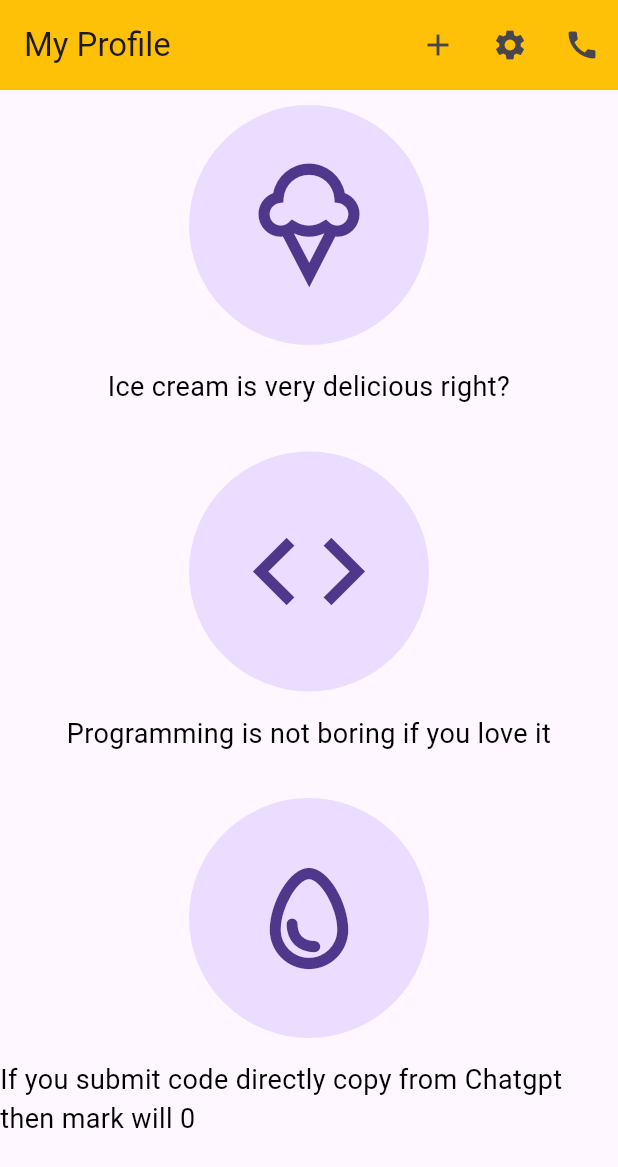
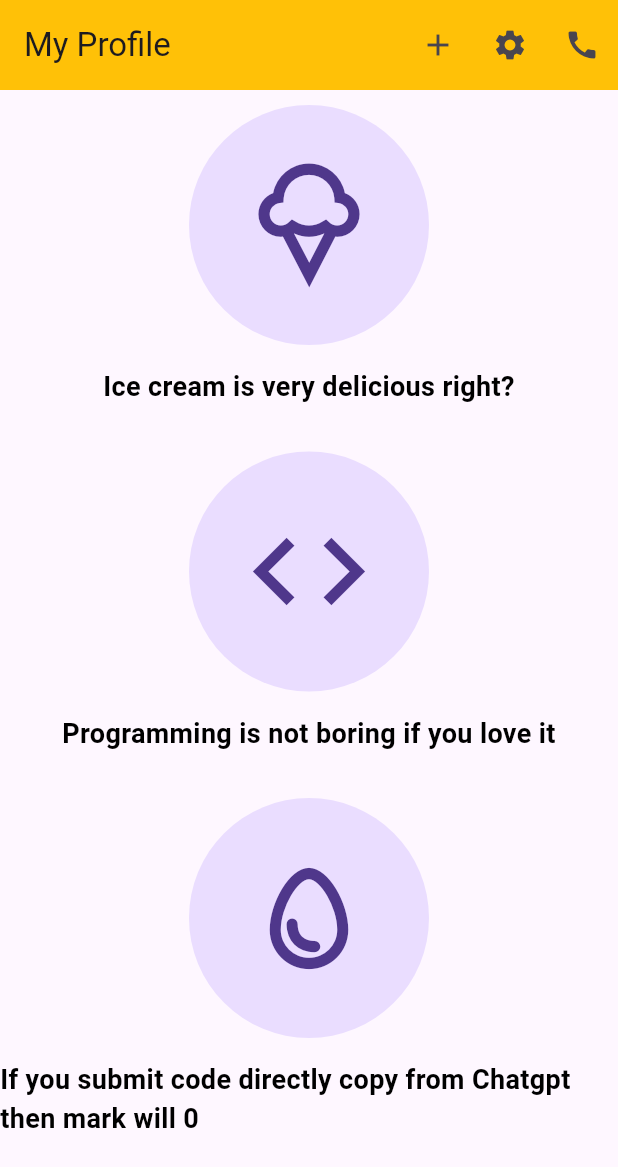
Before and after one commit to Rasheduzzaman-Rochi/Ostad, a Flutter app: the screen it shows after launch, on a phone screen of 412 x 824 dp. Shown: the top 1167 px of the screen. Run offline on Flutter 3.47's test engine with Material 3 defaults, Android fonts, the phone set to English and light mode, and no system bars.

Commit message:
Second_Assignment

```diff
--- a/lib/main.dart
+++ b/lib/main.dart
@@ -56,7 +56,7 @@ class MyProfilePage extends StatelessWidget {
                 Text(
                   'Ice cream is very delicious right?',
                   textAlign: TextAlign.center,
-                  style: TextStyle(fontSize: 18, color: Colors.black),
+                  style: TextStyle(fontSize: 18, color: Colors.black,fontWeight: FontWeight.bold),
                 ),
               ],
             ),
@@ -76,7 +76,7 @@ class MyProfilePage extends StatelessWidget {
                 Text(
                   'Programming is not boring if you love it',
                   textAlign: TextAlign.center,
-                  style: TextStyle(fontSize: 18, color: Colors.black),
+                  style: TextStyle(fontSize: 18, color: Colors.black,fontWeight: FontWeight.bold),
                 ),
               ],
             ),
@@ -96,7 +96,7 @@ class MyProfilePage extends StatelessWidget {
                 Text(
                   'If you submit code directly copy from Chatgpt then mark will 0',
                   textAlign: TextAlign.start,
-                  style: TextStyle(fontSize: 18, color: Colors.black),
+                  style: TextStyle(fontSize: 18, color: Colors.black,fontWeight: FontWeight.bold),
                 ),
               ],
             ),
```
